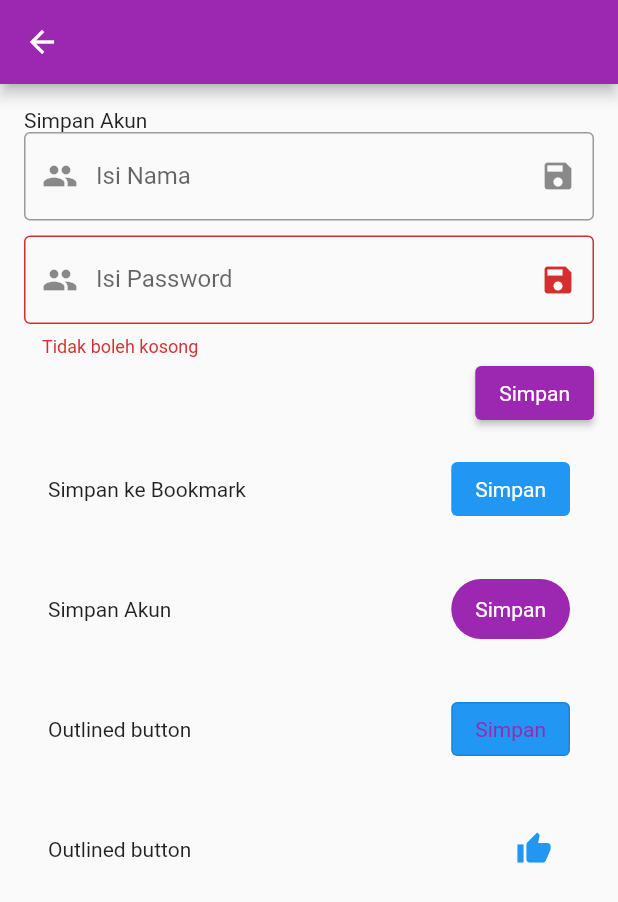
After one commit to siopipin/mobile-frontend, a Flutter app: the Pertemuan03ScreenTeori screen opened directly, on a phone screen of 412 x 824 dp. The commit adds this screen. Shown: the top 902 px of the screen. Run offline on Flutter 3.47's test engine with Material 2 defaults, Android fonts, the phone set to English and light mode, and no system bars; our stand-ins replace carousel_slider, image_picker, webview_flutter; missing offline and left inert: dart:ffi, day_night_time_picker.

Commit message:
add other screen for pert03 2223

```diff
--- /dev/null
+++ b/lib/pertemuan03/pert03_screen.dart
@@ -0,0 +1,158 @@
+import 'package:flutter/material.dart';
+
+class Pertemuan03ScreenTeori extends StatefulWidget {
+  const Pertemuan03ScreenTeori({super.key});
+
+  @override
+  State<Pertemuan03ScreenTeori> createState() => _Pertemuan03ScreenTeoriState();
+}
+
+class _Pertemuan03ScreenTeoriState extends State<Pertemuan03ScreenTeori> {
+  TextEditingController ctrlWillyPieter = TextEditingController();
+  TextEditingController ctrlPassword = TextEditingController();
+
+  bool boolPassword = false;
+
+  @override
+  Widget build(BuildContext context) {
+    return Scaffold(
+        appBar: AppBar(),
+        body: Container(
+          padding: EdgeInsets.all(16),
+          child: Column(
+            crossAxisAlignment: CrossAxisAlignment.start,
+            children: [
+              //text
+              Text('Simpan Akun'),
+
+              // textfield
+              TextField(
+                controller: ctrlWillyPieter,
+                decoration: InputDecoration(
+                  prefixIcon: Icon(Icons.people),
+                  suffixIcon: Icon(Icons.save),
+                  label: Text("Isi Nama"),
+                  border: OutlineInputBorder(),
+                ),
+              ),
+
+              SizedBox(
+                height: 10,
+              ),
+
+              TextField(
+                controller: ctrlPassword,
+                decoration: InputDecoration(
+                  helperText: "isi password dengan kombinasi angkah-abjad",
+                  errorText: boolPassword ? "" : "Tidak boleh kosong",
+                  prefixIcon: Icon(Icons.people),
+                  suffixIcon: Icon(Icons.save),
+                  label: Text("Isi Password"),
+                  border: OutlineInputBorder(),
+                ),
+              ),
+
+              // button letaknya disebelah kanan.
+              Align(
+                alignment: Alignment.bottomRight,
+                child: ElevatedButton(
+                    onPressed: () {
+                      if (ctrlPassword.text.isNotEmpty &&
+                          ctrlWillyPieter.text.isNotEmpty) {
+                        print("Fungsi login");
+                      } else {
+                        print("Isian tidak boleh kosong!");
+                      }
+                    },
+                    child: Text("Simpan")),
+              ),
+
+              //anak 1
+              Container(
+                  padding: EdgeInsets.all(16),
+                  child: Row(
+                      mainAxisAlignment: MainAxisAlignment.spaceBetween,
+                      children: [
+                        // kiri
+                        Text("Simpan ke Bookmark"),
+
+                        // kanan
+                        ElevatedButton(
+                            style: ElevatedButton.styleFrom(
+                              primary: Colors.blue,
+                              elevation: 0,
+                            ),
+                            onPressed: () {
+                              print("hallo ini button");
+                            },
+                            child: Text("Simpan"))
+                      ])),
+
+              //anak 2
+              Container(
+                  padding: EdgeInsets.all(16),
+                  child: Row(
+                      mainAxisAlignment: MainAxisAlignment.spaceBetween,
+                      children: [
+                        // kiri
+                        Text("Simpan Akun"),
+
+                        // kanan
+                        FilledButton(
+                            onPressed: () {
+                              print("hallo ini button");
+                            },
+                            child: Text("Simpan"))
+                      ])),
+
+              //anak 3
+              Container(
+                  padding: EdgeInsets.all(16),
+                  child: Row(
+                      mainAxisAlignment: MainAxisAlignment.spaceBetween,
+                      children: [
+                        // kiri
+                        Text("Outlined button"),
+
+                        // kanan
+                        OutlinedButton(
+                            onPressed: () {
+                              print("hallo ini button");
+                            },
+                            style: ButtonStyle(
+                              backgroundColor:
+                                  MaterialStateProperty.resolveWith((states) {
+                                // If the button is pressed, return green, otherwise blue
+                                if (states.contains(MaterialState.pressed)) {
+                                  return Colors.green;
+                                }
+                                return Colors.blue;
+                              }),
+                            ),
+                            child: Text("Simpan"))
+                      ])),
+
+              //anak 4
+              Container(
+                  padding: EdgeInsets.all(16),
+                  child: Row(
+                      mainAxisAlignment: MainAxisAlignment.spaceBetween,
+                      children: [
+                        // kiri
+                        Text("Outlined button"),
+
+                        // kanan
+                        IconButton(
+                            onPressed: () {
+                              print("ini icon button");
+                            },
+                            icon: Icon(
+                              Icons.thumb_up,
+                              color: Colors.blue,
+                            ))
+                      ])),
+            ],
+          ),
+        ));
+  }
+}
--- a/pubspec.yaml
+++ b/pubspec.yaml
@@ -18,7 +18,7 @@ publish_to: 'none' # Remove this line if you wish to publish to pub.dev
 version: 1.0.0+1
 
 environment:
-  sdk: ">=2.16.1 <3.0.0"
+  sdk: ">=2.17.0 <3.0.0"
 
 # Dependencies specify other packages that your package needs in order to work.
 # To automatically upgrade your package dependencies to the latest versions
```
Also changed, not shown: lib/main.dart (+9 -1 lines), lib/pertemuan01/pertemuan01_screen.dart (added, +32 -0 lines), lib/pertemuan02/pertemuan02_screen.dart (+8 -0 lines), lib/pertemuan02/teori02_screen.dart (added, +122 -0 lines), lib/pertemuan02a/pertemuan02_screen.dart (added, +18 -0 lines), lib/pertemuan03/pertemuan03_screen_praktek.dart (added, +96 -0 lines), pubspec.lock, 6 other files.
